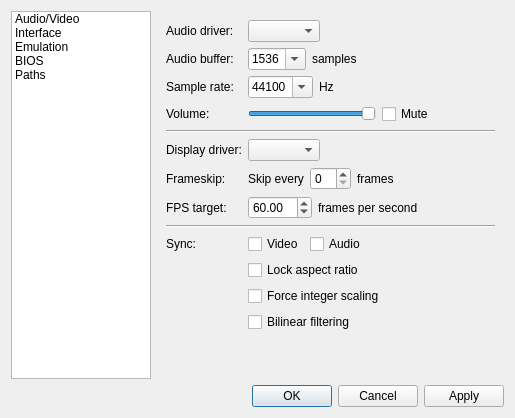
Before: the Qt Designer form mgba/src/platform/qt/SettingsView.ui in xjsxjs197/WiiEmuHanhua, drawn with Qt 5.
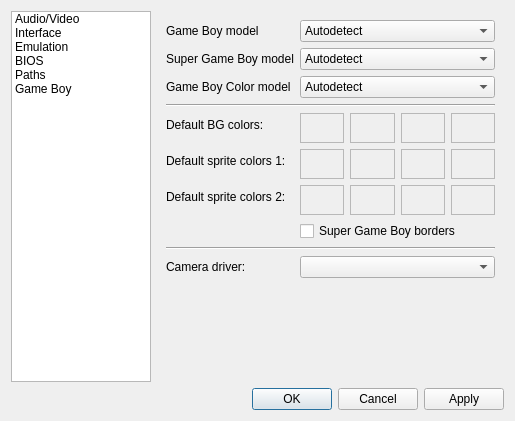
After: the same form once the commit is applied. The open tabs and pages were chosen to show the change.

```diff
--- a/mgba/src/platform/qt/SettingsView.ui
+++ b/mgba/src/platform/qt/SettingsView.ui
@@ -6,8 +6,8 @@
    <rect>
     <x>0</x>
     <y>0</y>
-    <width>650</width>
-    <height>454</height>
+    <width>588</width>
+    <height>488</height>
    </rect>
   </property>
   <property name="sizePolicy">
@@ -65,6 +65,11 @@
        <string>Paths</string>
       </property>
      </item>
+     <item>
+      <property name="text">
+       <string>Game Boy</string>
+      </property>
+     </item>
     </widget>
    </item>
    <item row="2" column="0" colspan="2">
@@ -321,6 +326,9 @@
         <layout class="QHBoxLayout" name="horizontalLayout_2">
          <item>
           <widget class="QDoubleSpinBox" name="fpsTarget">
+           <property name="decimals">
+            <number>4</number>
+           </property>
            <property name="minimum">
             <double>0.010000000000000</double>
            </property>
@@ -414,6 +422,13 @@
          </item>
         </widget>
        </item>
+       <item row="1" column="0" colspan="2">
+        <widget class="Line" name="line_10">
+         <property name="orientation">
+          <enum>Qt::Horizontal</enum>
+         </property>
+        </widget>
+       </item>
        <item row="2" column="0">
         <widget class="QLabel" name="label_6">
          <property name="text">
@@ -483,13 +498,70 @@
          </property>
         </widget>
        </item>
-       <item row="1" column="0" colspan="2">
-        <widget class="Line" name="line_10">
+       <item row="9" column="1">
+        <widget class="QCheckBox" name="showFps">
+         <property name="text">
+          <string>Show FPS in title bar</string>
+         </property>
+         <property name="checked">
+          <bool>true</bool>
+         </property>
+        </widget>
+       </item>
+       <item row="10" column="0" colspan="2">
+        <widget class="Line" name="line_13">
          <property name="orientation">
           <enum>Qt::Horizontal</enum>
          </property>
         </widget>
        </item>
+       <item row="13" column="0" colspan="2">
+        <widget class="Line" name="line_16">
+         <property name="orientation">
+          <enum>Qt::Horizontal</enum>
+         </property>
+        </widget>
+       </item>
+       <item row="14" column="1">
+        <widget class="QCheckBox" name="cheatAutosave">
+         <property name="text">
+          <string>Automatically save cheats</string>
+         </property>
+         <property name="checked">
+          <bool>true</bool>
+         </property>
+        </widget>
+       </item>
+       <item row="15" column="1">
+        <widget class="QCheckBox" name="cheatAutoload">
+         <property name="text">
+          <string>Automatically load cheats</string>
+         </property>
+         <property name="checked">
+          <bool>true</bool>
+         </property>
+        </widget>
+       </item>
+       <item row="11" column="1">
+        <widget class="QCheckBox" name="autosave">
+         <property name="text">
+          <string>Automatically save state</string>
+         </property>
+         <property name="checked">
+          <bool>true</bool>
+         </property>
+        </widget>
+       </item>
+       <item row="12" column="1">
+        <widget class="QCheckBox" name="autoload">
+         <property name="text">
+          <string>Automatically load state</string>
+         </property>
+         <property name="checked">
+          <bool>true</bool>
+         </property>
+        </widget>
+       </item>
       </layout>
      </widget>
      <widget class="QWidget" name="emulation">
@@ -540,28 +612,45 @@
          </item>
         </layout>
        </item>
-       <item row="1" column="0" colspan="2">
+       <item row="1" column="0">
+        <widget class="QLabel" name="label_31">
+         <property name="text">
+          <string>Autofire interval:</string>
+         </property>
+        </widget>
+       </item>
+       <item row="1" column="1">
+        <widget class="QSpinBox" name="autofireThreshold">
+         <property name="minimum">
+          <number>1</number>
+         </property>
+         <property name="maximum">
+          <number>60</number>
+         </property>
+        </widget>
+       </item>
+       <item row="2" column="0" colspan="2">
         <widget class="Line" name="line">
          <property name="orientation">
           <enum>Qt::Horizontal</enum>
          </property>
         </widget>
        </item>
-       <item row="2" column="1">
+       <item row="3" column="1">
         <widget class="QCheckBox" name="rewind">
          <property name="text">
           <string>Enable rewind</string>
          </property>
         </widget>
        </item>
-       <item row="3" column="0">
+       <item row="4" column="0">
         <widget class="QLabel" name="label_8">
          <property name="text">
           <string>Rewind history:</string>
          </property>
         </widget>
        </item>
-       <item row="3" column="1">
+       <item row="4" column="1">
         <layout class="QHBoxLayout" name="horizontalLayout_13">
          <item>
           <widget class="QSpinBox" name="rewindCapacity">
@@ -612,6 +701,13 @@
          </item>
         </widget>
        </item>
+       <item row="7" column="1">
+        <widget class="QCheckBox" name="preload">
+         <property name="text">
+          <string>Preload entire ROM into memory</string>
+         </property>
+        </widget>
+       </item>
        <item row="8" column="0" colspan="2">
         <widget class="Line" name="line_2">
          <property name="orientation">
@@ -656,6 +752,13 @@
          </property>
         </widget>
        </item>
+       <item row="12" column="0" colspan="2">
+        <widget class="Line" name="line_9">
+         <property name="orientation">
+          <enum>Qt::Horizontal</enum>
+         </property>
+        </widget>
+       </item>
        <item row="13" column="0">
         <widget class="QLabel" name="label_25">
          <property name="text">
@@ -687,30 +790,6 @@
          </property>
         </widget>
        </item>
-       <item row="12" column="0" colspan="2">
-        <widget class="Line" name="line_9">
-         <property name="orientation">
-          <enum>Qt::Horizontal</enum>
-         </property>
-        </widget>
-       </item>
-       <item row="4" column="1">
-        <widget class="QCheckBox" name="rewindSave">
-         <property name="text">
-          <string>Rewind affects save data</string>
-         </property>
-         <property name="checked">
-          <bool>true</bool>
-         </property>
-        </widget>
-       </item>
-       <item row="7" column="1">
-        <widget class="QCheckBox" name="preload">
-         <property name="text">
-          <string>Preload entire ROM into memory</string>
-         </property>
-        </widget>
-       </item>
       </layout>
      </widget>
      <widget class="QWidget" name="bios">
@@ -743,7 +822,7 @@
          </item>
         </layout>
        </item>
-       <item row="3" column="1">
+       <item row="4" column="1">
         <widget class="QCheckBox" name="useBios">
          <property name="text">
           <string>Use BIOS file if found</string>
@@ -753,14 +832,14 @@
          </property>
         </widget>
        </item>
-       <item row="4" column="1">
+       <item row="5" column="1">
         <widget class="QCheckBox" name="skipBios">
          <property name="text">
           <string>Skip BIOS intro</string>
          </property>
         </widget>
        </item>
-       <item row="2" column="1">
+       <item row="3" column="1">
         <layout class="QHBoxLayout" name="horizontalLayout_8">
          <item>
           <widget class="QLineEdit" name="gbaBios">
@@ -781,21 +860,21 @@
          </item>
         </layout>
        </item>
-       <item row="2" column="0">
+       <item row="3" column="0">
         <widget class="QLabel" name="label_4">
          <property name="text">
           <string>GBA BIOS file:</string>
          </property>
         </widget>
        </item>
-       <item row="1" column="0">
+       <item row="2" column="0">
         <widget class="QLabel" name="label_5">
          <property name="text">
           <string>GBC BIOS file:</string>
          </property>
         </widget>
        </item>
-       <item row="1" column="1">
+       <item row="2" column="1">
         <layout class="QHBoxLayout" name="horizontalLayout_30">
          <item>
           <widget class="QLineEdit" name="gbcBios">
@@ -816,6 +895,34 @@
          </item>
         </layout>
        </item>
+       <item row="1" column="0">
+        <widget class="QLabel" name="label_30">
+         <property name="text">
+          <string>SGB BIOS file:</string>
+         </property>
+        </widget>
+       </item>
+       <item row="1" column="1">
+        <layout class="QHBoxLayout" name="horizontalLayout_12">
+         <item>
+          <widget class="QLineEdit" name="sgbBios">
+           <property name="sizePolicy">
+            <sizepolicy hsizetype="Expanding" vsizetype="Fixed">
+             <horstretch>0</horstretch>
+             <verstretch>0</verstretch>
+            </sizepolicy>
+           </property>
+          </widget>
+         </item>
+         <item>
+          <widget class="QPushButton" name="sgbBiosBrowse">
+           <property name="text">
+            <string>Browse</string>
+           </property>
+          </widget>
+         </item>
+        </layout>
+       </item>
       </layout>
      </widget>
      <widget class="QWidget" name="paths">
@@ -1008,6 +1115,465 @@
          </property>
         </widget>
        </item>
+       <item row="12" column="0" colspan="2">
+        <widget class="Line" name="line_14">
+         <property name="orientation">
+          <enum>Qt::Horizontal</enum>
+         </property>
+        </widget>
+       </item>
+       <item row="13" column="0">
+        <widget class="QLabel" name="label_48">
+         <property name="text">
+          <string>Cheats</string>
+         </property>
+        </widget>
+       </item>
+       <item row="13" column="1">
+        <layout class="QHBoxLayout" name="horizontalLayout_27">
+         <item>
+          <widget class="QLineEdit" name="cheatsPath">
+           <property name="sizePolicy">
+            <sizepolicy hsizetype="Expanding" vsizetype="Fixed">
+             <horstretch>0</horstretch>
+             <verstretch>0</verstretch>
+            </sizepolicy>
+           </property>
+           <property name="minimumSize">
+            <size>
+             <width>170</width>
+             <height>0</height>
+            </size>
+           </property>
+          </widget>
+         </item>
+         <item>
+          <widget class="QPushButton" name="cheatsBrowse">
+           <property name="text">
+            <string>Browse</string>
+           </property>
+          </widget>
+         </item>
+        </layout>
+       </item>
+       <item row="14" column="1">
+        <widget class="QCheckBox" name="cheatsSameDir">
+         <property name="text">
+          <string>Same directory as the ROM</string>
+         </property>
+        </widget>
+       </item>
+      </layout>
+     </widget>
+     <widget class="QWidget" name="gb">
+      <layout class="QFormLayout" name="formLayout_1">
+       <item row="0" column="0">
+        <widget class="QLabel" name="label_29">
+         <property name="text">
+          <string>Game Boy model</string>
+         </property>
+        </widget>
+       </item>
+       <item row="0" column="1">
+        <widget class="QComboBox" name="gbModel">
+         <item>
+          <property name="text">
+           <string>Autodetect</string>
+          </property>
+         </item>
+         <item>
+          <property name="text">
+           <string>Game Boy (DMG)</string>
+          </property>
+         </item>
+         <item>
+          <property name="text">
+           <string>Super Game Boy (SGB)</string>
+          </property>
+         </item>
+         <item>
+          <property name="text">
+           <string>Game Boy Color (CGB)</string>
+          </property>
+         </item>
+         <item>
+          <property name="text">
+           <string>Game Boy Advance (AGB)</string>
+          </property>
+         </item>
+        </widget>
+       </item>
+       <item row="1" column="0">
+        <widget class="QLabel" name="label_32">
+         <property name="text">
+          <string>Super Game Boy model</string>
+         </property>
+        </widget>
+       </item>
+       <item row="1" column="1">
+        <widget class="QComboBox" name="sgbModel">
+         <item>
+          <property name="text">
+           <string>Autodetect</string>
+          </property>
+         </item>
+         <item>
+          <property name="text">
+           <string>Game Boy (DMG)</string>
+          </property>
+         </item>
+         <item>
+          <property name="text">
+           <string>Super Game Boy (SGB)</string>
+          </property>
+         </item>
+         <item>
+          <property name="text">
+           <string>Game Boy Color (CGB)</string>
+          </property>
+         </item>
+         <item>
+          <property name="text">
+           <string>Game Boy Advance (AGB)</string>
+          </property>
+         </item>
+        </widget>
+       </item>
+       <item row="2" column="0">
+        <widget class="QLabel" name="label_33">
+         <property name="text">
+          <string>Game Boy Color model</string>
+         </property>
+        </widget>
+       </item>
+       <item row="2" column="1">
+        <widget class="QComboBox" name="cgbModel">
+         <item>
+          <property name="text">
+           <string>Autodetect</string>
+          </property>
+         </item>
+         <item>
+          <property name="text">
+           <string>Game Boy (DMG)</string>
+          </property>
+         </item>
+         <item>
+          <property name="text">
+           <string>Super Game Boy (SGB)</string>
+          </property>
+         </item>
+         <item>
+          <property name="text">
+           <string>Game Boy Color (CGB)</string>
+          </property>
+         </item>
+         <item>
+          <property name="text">
+           <string>Game Boy Advance (AGB)</string>
+          </property>
+         </item>
+        </widget>
+       </item>
+       <item row="3" column="0" colspan="2">
+        <widget class="Line" name="line_12">
+         <property name="orientation">
+          <enum>Qt::Horizontal</enum>
+         </property>
+        </widget>
+       </item>
+       <item row="4" column="0">
+        <widget class="QLabel" name="label_28">
+         <property name="text">
+          <string>Default BG colors:</string>
+         </property>
+        </widget>
+       </item>
+       <item row="4" column="1">
+        <layout class="QHBoxLayout" name="horizontalLayout_9">
+         <item>
+          <widget class="QFrame" name="color0">
+           <property name="minimumSize">
+            <size>
+             <width>30</width>
+             <height>30</height>
+            </size>
+           </property>
+           <property name="autoFillBackground">
+            <bool>true</bool>
+           </property>
+           <property name="frameShape">
+            <enum>QFrame::StyledPanel</enum>
+           </property>
+           <property name="frameShadow">
+            <enum>QFrame::Raised</enum>
+           </property>
+          </widget>
+         </item>
+         <item>
+          <widget class="QFrame" name="color1">
+           <property name="minimumSize">
+            <size>
+             <width>30</width>
+             <height>30</height>
+            </size>
+           </property>
+           <property name="autoFillBackground">
+            <bool>true</bool>
+           </property>
+           <property name="frameShape">
+            <enum>QFrame::StyledPanel</enum>
+           </property>
+           <property name="frameShadow">
+            <enum>QFrame::Raised</enum>
+           </property>
+          </widget>
+         </item>
+         <item>
+          <widget class="QFrame" name="color2">
+           <property name="minimumSize">
+            <size>
+             <width>30</width>
+             <height>30</height>
+            </size>
+           </property>
+           <property name="autoFillBackground">
+            <bool>true</bool>
+           </property>
+           <property name="frameShape">
+            <enum>QFrame::StyledPanel</enum>
+           </property>
+           <property name="frameShadow">
+            <enum>QFrame::Raised</enum>
+           </property>
+          </widget>
+         </item>
+         <item>
+          <widget class="QFrame" name="color3">
+           <property name="minimumSize">
+            <size>
+             <width>30</width>
+             <height>30</height>
+            </size>
+           </property>
+           <property name="autoFillBackground">
+            <bool>true</bool>
+           </property>
+           <property name="frameShape">
+            <enum>QFrame::StyledPanel</enum>
+           </property>
+           <property name="frameShadow">
+            <enum>QFrame::Raised</enum>
+           </property>
+          </widget>
+         </item>
+        </layout>
+       </item>
+       <item row="5" column="1">
+        <layout class="QHBoxLayout" name="horizontalLayout_15">
+         <item>
+          <widget class="QFrame" name="color4">
+           <property name="minimumSize">
+            <size>
+             <width>30</width>
+             <height>30</height>
+            </size>
+           </property>
+           <property name="autoFillBackground">
+            <bool>true</bool>
+           </property>
+           <property name="frameShape">
+            <enum>QFrame::StyledPanel</enum>
+           </property>
+           <property name="frameShadow">
+            <enum>QFrame::Raised</enum>
+           </property>
+          </widget>
+         </item>
+         <item>
+          <widget class="QFrame" name="color5">
+           <property name="minimumSize">
+            <size>
+             <width>30</width>
+             <height>30</height>
+            </size>
+           </property>
+           <property name="autoFillBackground">
+            <bool>true</bool>
+           </property>
+           <property name="frameShape">
+            <enum>QFrame::StyledPanel</enum>
+           </property>
+           <property name="frameShadow">
+            <enum>QFrame::Raised</enum>
+           </property>
+          </widget>
+         </item>
+         <item>
+          <widget class="QFrame" name="color6">
+           <property name="minimumSize">
+            <size>
+             <width>30</width>
+             <height>30</height>
+            </size>
+           </property>
+           <property name="autoFillBackground">
+            <bool>true</bool>
+           </property>
+           <property name="frameShape">
+            <enum>QFrame::StyledPanel</enum>
+           </property>
+           <property name="frameShadow">
+            <enum>QFrame::Raised</enum>
+           </property>
+          </widget>
+         </item>
+         <item>
+          <widget class="QFrame" name="color7">
+           <property name="minimumSize">
+            <size>
+             <width>30</width>
+             <height>30</height>
+            </size>
+           </property>
+           <property name="autoFillBackground">
+            <bool>true</bool>
+           </property>
+           <property name="frameShape">
+            <enum>QFrame::StyledPanel</enum>
+           </property>
+           <property name="frameShadow">
+            <enum>QFrame::Raised</enum>
+           </property>
+          </widget>
+         </item>
+        </layout>
+       </item>
+       <item row="7" column="1">
+        <widget class="QCheckBox" name="sgbBorders">
+         <property name="text">
+          <string>Super Game Boy borders</string>
+         </property>
+        </widget>
+       </item>
+       <item row="8" column="0" colspan="2">
+        <widget class="Line" name="line_11">
+         <property name="orientation">
+          <enum>Qt::Horizontal</enum>
+         </property>
+        </widget>
+       </item>
+       <item row="9" column="0">
+        <widget class="QLabel" name="label_27">
+         <property name="text">
+          <string>Camera driver:</string>
+         </property>
+        </widget>
+       </item>
+       <item row="9" column="1">
+        <widget class="QComboBox" name="cameraDriver">
+         <property name="sizePolicy">
+          <sizepolicy hsizetype="Expanding" vsizetype="Fixed">
+           <horstretch>0</horstretch>
+           <verstretch>0</verstretch>
+          </sizepolicy>
+         </property>
+        </widget>
+       </item>
+       <item row="6" column="1">
+        <layout class="QHBoxLayout" name="horizontalLayout_37">
+         <item>
+          <widget class="QFrame" name="color8">
+           <property name="minimumSize">
+            <size>
+             <width>30</width>
+             <height>30</height>
+            </size>
+           </property>
+           <property name="autoFillBackground">
+            <bool>true</bool>
+           </property>
+           <property name="frameShape">
+            <enum>QFrame::StyledPanel</enum>
+           </property>
+           <property name="frameShadow">
+            <enum>QFrame::Raised</enum>
+           </property>
+          </widget>
+         </item>
+         <item>
+          <widget class="QFrame" name="color9">
+           <property name="minimumSize">
+            <size>
+             <width>30</width>
+             <height>30</height>
+            </size>
+           </property>
+           <property name="autoFillBackground">
+            <bool>true</bool>
+           </property>
+           <property name="frameShape">
+            <enum>QFrame::StyledPanel</enum>
+           </property>
+           <property name="frameShadow">
+            <enum>QFrame::Raised</enum>
+           </property>
+          </widget>
+         </item>
+         <item>
+          <widget class="QFrame" name="color10">
+           <property name="minimumSize">
+            <size>
+             <width>30</width>
+             <height>30</height>
+            </size>
+           </property>
+           <property name="autoFillBackground">
+            <bool>true</bool>
+           </property>
+           <property name="frameShape">
+            <enum>QFrame::StyledPanel</enum>
+           </property>
+           <property name="frameShadow">
+            <enum>QFrame::Raised</enum>
+           </property>
+          </widget>
+         </item>
+         <item>
+          <widget class="QFrame" name="color11">
+           <property name="minimumSize">
+            <size>
+             <width>30</width>
+             <height>30</height>
+            </size>
+           </property>
+           <property name="autoFillBackground">
+            <bool>true</bool>
+           </property>
+           <property name="frameShape">
+            <enum>QFrame::StyledPanel</enum>
+           </property>
+           <property name="frameShadow">
+            <enum>QFrame::Raised</enum>
+           </property>
+          </widget>
+         </item>
+        </layout>
+       </item>
+       <item row="5" column="0">
+        <widget class="QLabel" name="label_69">
+         <property name="text">
+          <string>Default sprite colors 1:</string>
+         </property>
+        </widget>
+       </item>
+       <item row="6" column="0">
+        <widget class="QLabel" name="label_70">
+         <property name="text">
+          <string>Default sprite colors 2:</string>
+         </property>
+        </widget>
+       </item>
       </layout>
      </widget>
     </widget>
```
Left out of the diff: 16 changed lines with no effect on the pictures.
